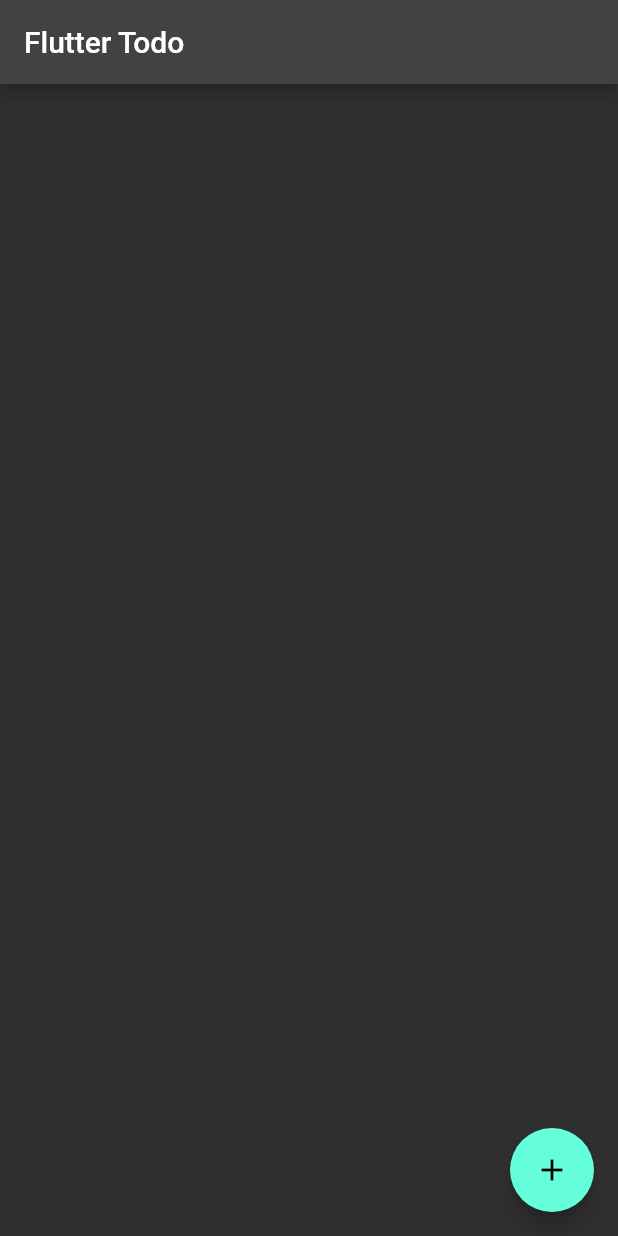
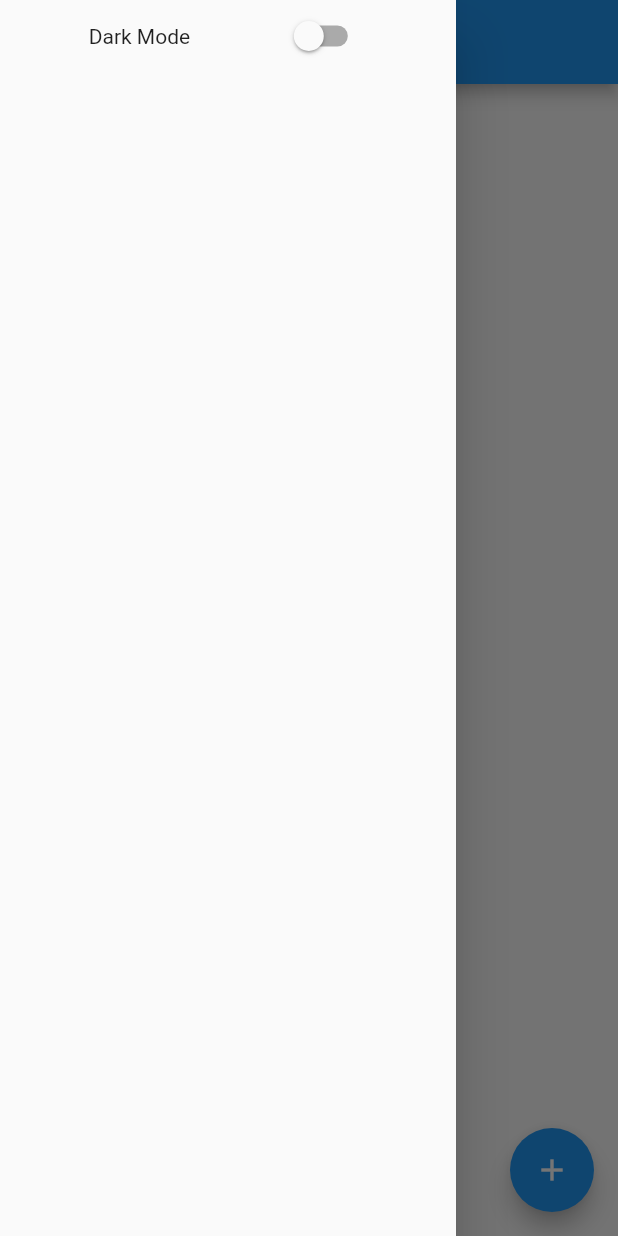
Before and after one commit to Yeffian/FlutterTodo, a Flutter app: the screen it shows after launch, with the side drawer open (before the commit the screen has no drawer), on a phone screen of 412 x 824 dp. Run offline on Flutter 3.47's test engine with Material 2 defaults, Android fonts, the phone set to English and light mode, and no system bars; our stand-ins replace flutter_datetime_picker, google_fonts, shared_preferences; missing offline and left inert: flutter_animated_dialog.

Commit message:
implemented dark theme and dark mode toggle

```diff
--- a/lib/main.dart
+++ b/lib/main.dart
@@ -4,6 +4,7 @@ import 'package:flutter_datetime_picker/flutter_datetime_picker.dart';
 import 'package:flutter_todo/models/todo.dart';
 import 'package:flutter_todo/utils.dart';
 import 'package:google_fonts/google_fonts.dart';
+import 'package:shared_preferences/shared_preferences.dart';
 
 void main() {
   runApp(const MainApp());
@@ -34,6 +35,8 @@ class TodoApp extends StatefulWidget {
 
 class _TodoAppState extends State<TodoApp> {
   final List<Todo> _todos = <Todo>[];
+  bool _darkMode = false;
+  ThemeData? _theme = null;
   final GlobalKey<_TodoAppState> _key = GlobalKey<_TodoAppState>();
 
   Future _openCreateTodoDialogPopup() {
@@ -134,7 +137,11 @@ class _TodoAppState extends State<TodoApp> {
 
   @override
   Widget build(BuildContext context) {
-    return Scaffold(
+    return MaterialApp(
+        title: 'Flutter Todo',
+        debugShowCheckedModeBanner: false,
+        theme: _theme,
+        home: Scaffold(
           appBar: AppBar(
             title: const Text("Flutter Todo"),
           ),
@@ -176,6 +183,32 @@ class _TodoAppState extends State<TodoApp> {
                 _openCreateTodoDialogPopup()
               }
           ),
+          drawer: Drawer(
+            child: ListView(
+              // Important: Remove any padding from the ListView.
+              padding: EdgeInsets.zero,
+              children: <Widget>[
+                SafeArea(
+                    child: Row(
+                      mainAxisAlignment: MainAxisAlignment.spaceEvenly,
+                      children: <Widget>[
+                        const Text(
+                          "Dark Mode"
+                        ),
+                        Switch(
+                          value: _darkMode,
+                          onChanged: (value) => {
+                            setState(() => _darkMode = value),
+                            _theme = _darkMode ? ThemeData.dark() : ThemeData.light()
+                          },
+                        )
+                      ],
+                    )
+                )
+              ],
+            ),
+          ),
+        )
     );
   }
 }
--- a/pubspec.yaml
+++ b/pubspec.yaml
@@ -38,6 +38,7 @@ dependencies:
   intl: ^0.17.0
   flutter_animated_dialog: ^2.0.1
   flutter_datetime_picker: ^1.5.1
+  shared_preferences: ^2.0.13
 
 dev_dependencies:
   flutter_test:
```
Also changed, not shown: pubspec.lock. Lines whose indentation alone changed are shown as unchanged.
